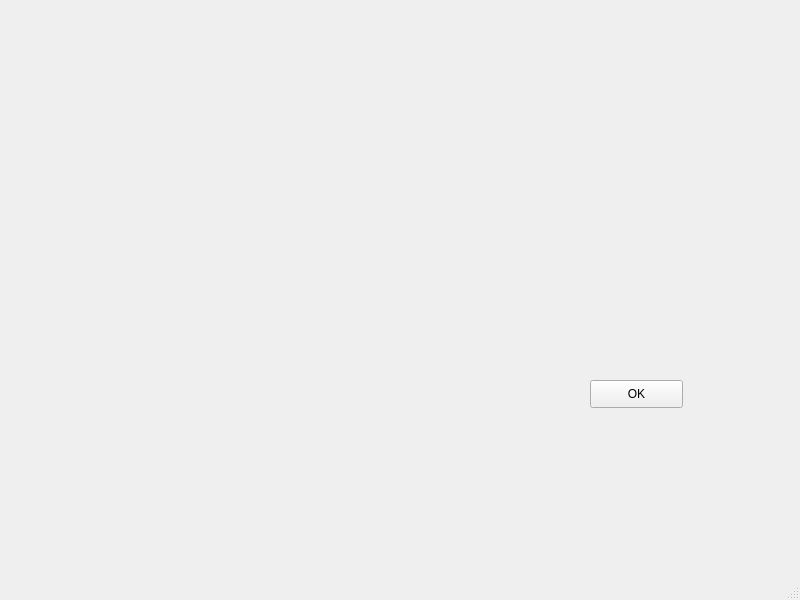
The window that bankautomat/mainwindow.ui (tvt21kmo-bank-project/group_15) describes before a commit, drawn with Qt 5.
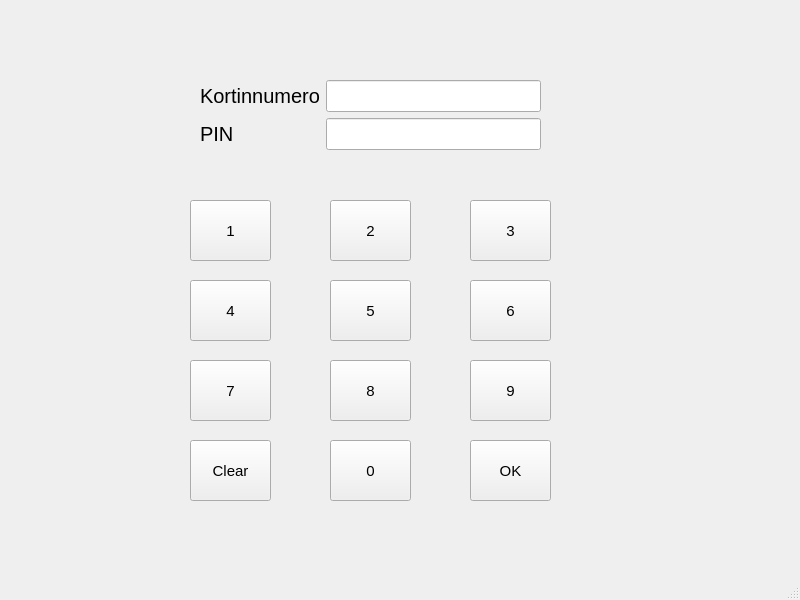
The same window after the commit.

Commit message: bank osan db class valmis

Diff of the .ui file:
```diff
--- a/bankautomat/mainwindow.ui
+++ b/bankautomat/mainwindow.ui
@@ -17,16 +17,273 @@
    <widget class="QPushButton" name="btn_ok">
     <property name="geometry">
      <rect>
-      <x>590</x>
-      <y>380</y>
-      <width>93</width>
-      <height>28</height>
+      <x>470</x>
+      <y>440</y>
+      <width>81</width>
+      <height>61</height>
      </rect>
     </property>
+    <property name="font">
+     <font>
+      <pointsize>11</pointsize>
+     </font>
+    </property>
     <property name="text">
      <string>OK</string>
     </property>
    </widget>
+   <widget class="QPushButton" name="btn_2">
+    <property name="geometry">
+     <rect>
+      <x>330</x>
+      <y>200</y>
+      <width>81</width>
+      <height>61</height>
+     </rect>
+    </property>
+    <property name="font">
+     <font>
+      <pointsize>11</pointsize>
+     </font>
+    </property>
+    <property name="text">
+     <string>2</string>
+    </property>
+   </widget>
+   <widget class="QPushButton" name="btn_8">
+    <property name="geometry">
+     <rect>
+      <x>330</x>
+      <y>360</y>
+      <width>81</width>
+      <height>61</height>
+     </rect>
+    </property>
+    <property name="font">
+     <font>
+      <pointsize>11</pointsize>
+     </font>
+    </property>
+    <property name="text">
+     <string>8</string>
+    </property>
+   </widget>
+   <widget class="QPushButton" name="btn_0">
+    <property name="geometry">
+     <rect>
+      <x>330</x>
+      <y>440</y>
+      <width>81</width>
+      <height>61</height>
+     </rect>
+    </property>
+    <property name="font">
+     <font>
+      <pointsize>11</pointsize>
+     </font>
+    </property>
+    <property name="text">
+     <string>0</string>
+    </property>
+   </widget>
+   <widget class="QPushButton" name="btn_6">
+    <property name="geometry">
+     <rect>
+      <x>470</x>
+      <y>280</y>
+      <width>81</width>
+      <height>61</height>
+     </rect>
+    </property>
+    <property name="font">
+     <font>
+      <pointsize>11</pointsize>
+     </font>
+    </property>
+    <property name="text">
+     <string>6</string>
+    </property>
+   </widget>
+   <widget class="QPushButton" name="btn_1">
+    <property name="geometry">
+     <rect>
+      <x>190</x>
+      <y>200</y>
+      <width>81</width>
+      <height>61</height>
+     </rect>
+    </property>
+    <property name="font">
+     <font>
+      <pointsize>11</pointsize>
+     </font>
+    </property>
+    <property name="text">
+     <string>1</string>
+    </property>
+   </widget>
+   <widget class="QPushButton" name="btn_3">
+    <property name="geometry">
+     <rect>
+      <x>470</x>
+      <y>200</y>
+      <width>81</width>
+      <height>61</height>
+     </rect>
+    </property>
+    <property name="font">
+     <font>
+      <pointsize>11</pointsize>
+     </font>
+    </property>
+    <property name="text">
+     <string>3</string>
+    </property>
+   </widget>
+   <widget class="QPushButton" name="btn_9">
+    <property name="geometry">
+     <rect>
+      <x>470</x>
+      <y>360</y>
+      <width>81</width>
+      <height>61</height>
+     </rect>
+    </property>
+    <property name="font">
+     <font>
+      <pointsize>11</pointsize>
+     </font>
+    </property>
+    <property name="text">
+     <string>9</string>
+    </property>
+   </widget>
+   <widget class="QPushButton" name="btn_4">
+    <property name="geometry">
+     <rect>
+      <x>190</x>
+      <y>280</y>
+      <width>81</width>
+      <height>61</height>
+     </rect>
+    </property>
+    <property name="font">
+     <font>
+      <pointsize>11</pointsize>
+     </font>
+    </property>
+    <property name="text">
+     <string>4</string>
+    </property>
+   </widget>
+   <widget class="QPushButton" name="btn_5">
+    <property name="geometry">
+     <rect>
+      <x>330</x>
+      <y>280</y>
+      <width>81</width>
+      <height>61</height>
+     </rect>
+    </property>
+    <property name="font">
+     <font>
+      <pointsize>11</pointsize>
+     </font>
+    </property>
+    <property name="text">
+     <string>5</string>
+    </property>
+   </widget>
+   <widget class="QPushButton" name="btn_7">
+    <property name="geometry">
+     <rect>
+      <x>190</x>
+      <y>360</y>
+      <width>81</width>
+      <height>61</height>
+     </rect>
+    </property>
+    <property name="font">
+     <font>
+      <pointsize>11</pointsize>
+     </font>
+    </property>
+    <property name="text">
+     <string>7</string>
+    </property>
+   </widget>
+   <widget class="QPushButton" name="btn_clear">
+    <property name="geometry">
+     <rect>
+      <x>190</x>
+      <y>440</y>
+      <width>81</width>
+      <height>61</height>
+     </rect>
+    </property>
+    <property name="font">
+     <font>
+      <pointsize>11</pointsize>
+     </font>
+    </property>
+    <property name="text">
+     <string>Clear</string>
+    </property>
+   </widget>
+   <widget class="QWidget" name="">
+    <property name="geometry">
+     <rect>
+      <x>200</x>
+      <y>80</y>
+      <width>341</width>
+      <height>81</height>
+     </rect>
+    </property>
+    <layout class="QFormLayout" name="formLayout">
+     <item row="0" column="0">
+      <widget class="QLabel" name="label">
+       <property name="font">
+        <font>
+         <pointsize>15</pointsize>
+        </font>
+       </property>
+       <property name="text">
+        <string>Kortinnumero</string>
+       </property>
+      </widget>
+     </item>
+     <item row="0" column="1">
+      <widget class="QLineEdit" name="le_kortti">
+       <property name="font">
+        <font>
+         <pointsize>15</pointsize>
+        </font>
+       </property>
+      </widget>
+     </item>
+     <item row="1" column="0">
+      <widget class="QLabel" name="label_2">
+       <property name="font">
+        <font>
+         <pointsize>15</pointsize>
+        </font>
+       </property>
+       <property name="text">
+        <string>PIN</string>
+       </property>
+      </widget>
+     </item>
+     <item row="1" column="1">
+      <widget class="QLineEdit" name="le_PIN">
+       <property name="font">
+        <font>
+         <pointsize>15</pointsize>
+        </font>
+       </property>
+      </widget>
+     </item>
+    </layout>
+   </widget>
   </widget>
   <widget class="QMenuBar" name="menubar">
    <property name="geometry">
```
The commit also changes 20 other files.
